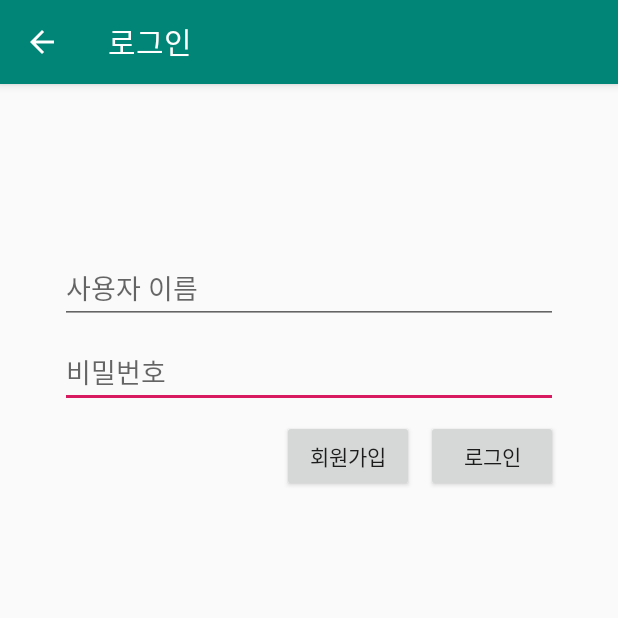
After one commit to fred16157/manager-app, an Android app: the LoginActivity screen opened directly, with no data from a screen before it, on a phone screen of 412 x 824 dp, the top half of it. The commit adds this screen. Run offline under Robolectric (Android 15) with nearby library versions, the phone set to English and light mode, and no system bars.

Commit message:
로그인 기능 추가

```diff
--- a/app/build.gradle
+++ b/app/build.gradle
@@ -38,6 +38,8 @@ dependencies {
     implementation 'androidx.constraintlayout:constraintlayout:1.1.3'
     implementation 'com.google.android.material:material:1.0.0'
     implementation 'com.squareup.okhttp3:okhttp:3.10.0'
+    implementation 'androidx.annotation:annotation:1.0.2'
+    implementation 'androidx.lifecycle:lifecycle-extensions:2.0.0'
     testImplementation 'junit:junit:4.12'
     androidTestImplementation 'androidx.test:runner:1.1.1'
     androidTestImplementation 'androidx.test.espresso:espresso-core:3.1.1'
--- /dev/null
+++ b/app/src/main/java/com/example/manager_client/LoginActivity.java
@@ -0,0 +1,52 @@
+package com.example.manager_client;
+
+import android.app.ProgressDialog;
+import android.os.Bundle;
+import android.view.View;
+import android.widget.Button;
+import android.widget.EditText;
+
+import androidx.appcompat.app.AppCompatActivity;
+
+import com.google.gson.JsonObject;
+import com.google.gson.JsonParser;
+
+import java.io.IOException;
+
+import okhttp3.FormBody;
+import okhttp3.MediaType;
+import okhttp3.OkHttpClient;
+import okhttp3.Request;
+import okhttp3.RequestBody;
+import okhttp3.Response;
+import okio.BufferedSink;
+
+public class LoginActivity extends AppCompatActivity {
+    @Override
+    protected void onCreate(Bundle savedInstanceState) {
+        super.onCreate(savedInstanceState);
+        setContentView(R.layout.activity_login);
+        Button btn = findViewById(R.id.login);
+        btn.setOnClickListener((View v) -> {
+            EditText username = findViewById(R.id.username);
+            EditText password = findViewById(R.id.password);
+            ProgressDialog pd = ProgressDialog.show(LoginActivity.this, "로그인 중", "서버의 응답을 대기중입니다...", true);
+            new Thread(() -> {
+                OkHttpClient client = new OkHttpClient();
+                try {
+                    RequestBody body = new FormBody.Builder().add("username", username.getText().toString()).add("password", password.getText().toString()).build();
+                    Request req = new Request.Builder().url("http://13.209.89.75/api/user/login").post(body).build();
+                    Response res = client.newCall(req).execute();
+                    JsonParser parser = new JsonParser();
+                    JsonObject obj = (JsonObject) parser.parse(res.body().string());
+                    obj.get("id").getAsString();
+                }
+                catch (Exception Ex)
+                {
+                    Ex.printStackTrace();
+                }
+            }).start();
+        });
+
+    }
+}
--- /dev/null
+++ b/app/src/main/res/layout/activity_login.xml
@@ -0,0 +1,67 @@
+<?xml version="1.0" encoding="utf-8"?>
+<androidx.constraintlayout.widget.ConstraintLayout xmlns:android="http://schemas.android.com/apk/res/android"
+    xmlns:app="http://schemas.android.com/apk/res-auto"
+    xmlns:tools="http://schemas.android.com/tools"
+    android:id="@+id/container"
+    android:layout_width="match_parent"
+    android:layout_height="match_parent"
+    android:paddingLeft="@dimen/activity_horizontal_margin"
+    android:paddingTop="@dimen/activity_vertical_margin"
+    android:paddingRight="@dimen/activity_horizontal_margin"
+    android:paddingBottom="@dimen/activity_vertical_margin"
+    tools:context="LoginActivity">
+
+    <EditText
+        android:id="@+id/password"
+        android:layout_width="0dp"
+        android:layout_height="wrap_content"
+        android:layout_marginStart="24dp"
+        android:layout_marginTop="8dp"
+        android:layout_marginEnd="24dp"
+
+        android:hint="비밀번호"
+        android:imeActionLabel="@string/action_sign_in_short"
+        android:imeOptions="actionDone"
+        android:inputType="textPassword"
+        android:selectAllOnFocus="true"
+        app:layout_constraintEnd_toEndOf="parent"
+        app:layout_constraintStart_toStartOf="parent"
+        app:layout_constraintTop_toBottomOf="@+id/username" />
+
+    <EditText
+        android:id="@+id/username"
+        android:layout_width="0dp"
+        android:layout_height="wrap_content"
+        android:layout_marginStart="24dp"
+        android:layout_marginTop="96dp"
+        android:layout_marginEnd="24dp"
+
+        android:hint="사용자 이름"
+        android:inputType="text"
+        android:selectAllOnFocus="true"
+        app:layout_constraintEnd_toEndOf="parent"
+        app:layout_constraintStart_toStartOf="parent"
+        app:layout_constraintTop_toTopOf="parent" />
+
+    <Button
+        android:id="@+id/login"
+        android:layout_width="wrap_content"
+        android:layout_height="wrap_content"
+        android:layout_gravity="start"
+        android:layout_marginTop="8dp"
+        android:layout_marginEnd="24dp"
+        android:enabled="true"
+        android:text="로그인"
+        app:layout_constraintEnd_toEndOf="parent"
+        app:layout_constraintTop_toBottomOf="@+id/password" />
+
+    <Button
+        android:id="@+id/button"
+        android:layout_width="wrap_content"
+        android:layout_height="wrap_content"
+        android:layout_marginTop="8dp"
+        android:layout_marginEnd="8dp"
+        android:text="회원가입"
+        app:layout_constraintEnd_toStartOf="@+id/login"
+        app:layout_constraintTop_toBottomOf="@+id/password" />
+</androidx.constraintlayout.widget.ConstraintLayout>
--- a/app/src/main/res/values/dimens.xml
+++ b/app/src/main/res/values/dimens.xml
@@ -1,3 +1,6 @@
 <resources>
     <dimen name="fab_margin">16dp</dimen>
+    <!-- Default screen margins, per the Android Design guidelines. -->
+    <dimen name="activity_horizontal_margin">16dp</dimen>
+    <dimen name="activity_vertical_margin">16dp</dimen>
 </resources>
```
Also changed, not shown: app/src/main/AndroidManifest.xml (+9 -1 lines), app/src/main/res/values/strings.xml (+9 -0 lines).
